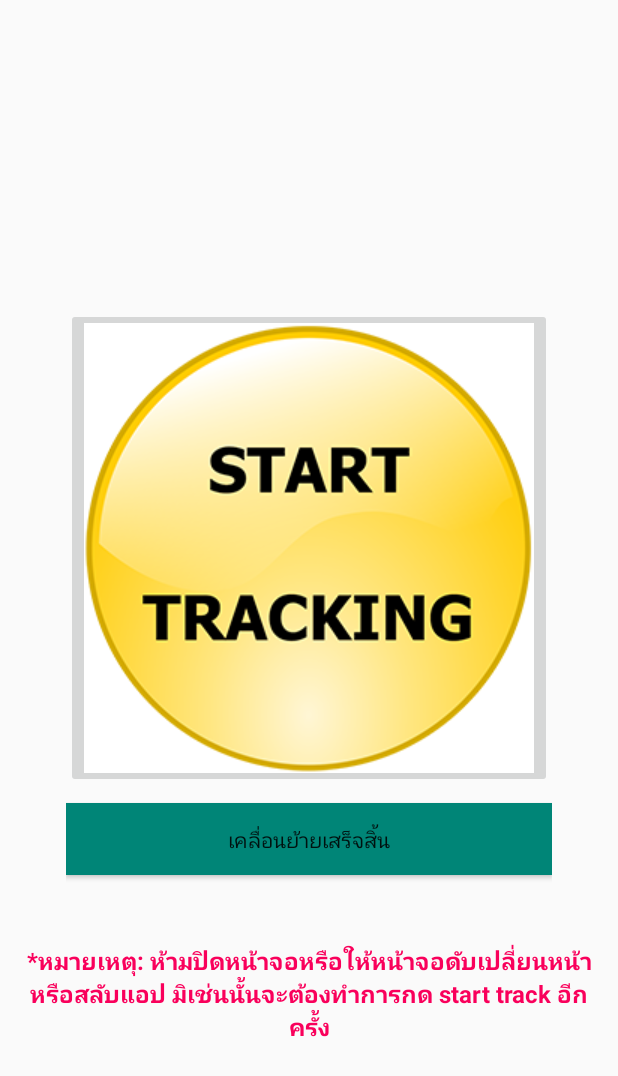
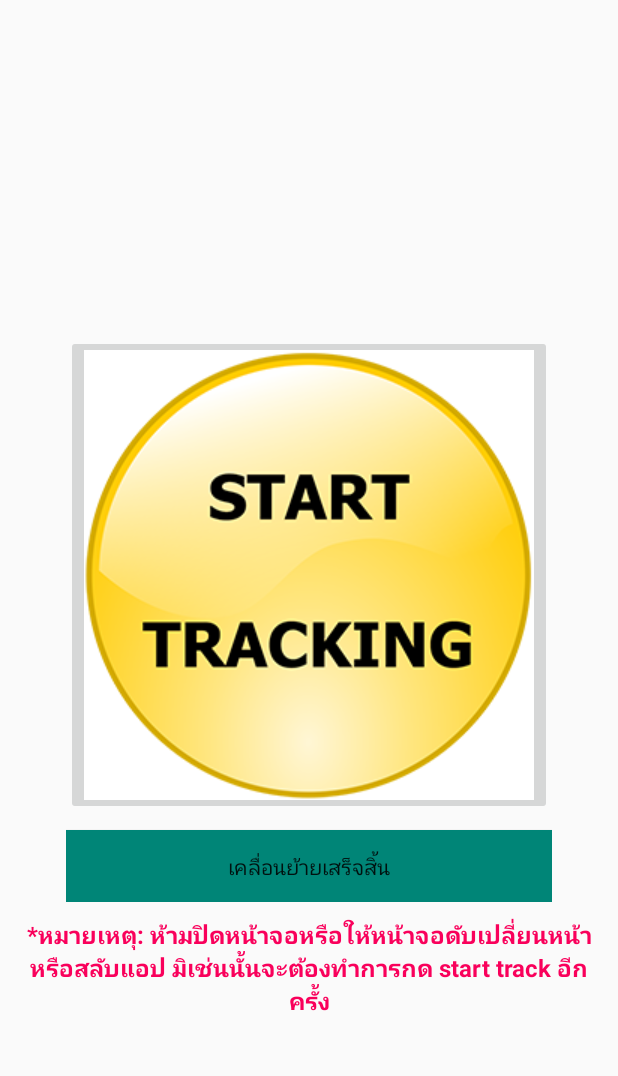
Before and after one commit to FabreCastell/491project, an Android app: the SendGps screen opened directly, with no data from a screen before it, on a phone screen of 412 x 824 dp. Shown: the top 1076 px of the screen. Run offline under Robolectric (Android 15) with nearby library versions, the phone set to English and light mode, and no system bars; our stand-ins replace Firebase (no records; nobody signed in at launch, a user with empty details on screens opened directly).

Commit message:
Fix hidden layer that push caution text away

```diff
--- a/app/src/main/res/layout/send_gps.xml
+++ b/app/src/main/res/layout/send_gps.xml
@@ -2,6 +2,7 @@
 <android.support.constraint.ConstraintLayout
     xmlns:android="http://schemas.android.com/apk/res/android"
     xmlns:app="http://schemas.android.com/apk/res-auto"
+    xmlns:tools="http://schemas.android.com/tools"
     android:layout_width="match_parent"
     android:layout_height="match_parent"
     android:orientation="vertical"
@@ -81,16 +82,6 @@
             android:paddingEnd="16dp"
             android:text="เคลื่อนย้ายเสร็จสิ้น" />
 
-        <TextView
-            android:id="@+id/txtContinueLocation"
-            android:layout_width="match_parent"
-            android:layout_height="match_parent"
-            android:layout_margin="8dp"
-            android:layout_marginStart="16dp"
-            android:gravity="center"
-            android:textColor="#000"
-            android:visibility="invisible" />
-
 
     </LinearLayout>
 
@@ -109,9 +100,19 @@
         app:layout_constraintStart_toStartOf="parent"
         app:layout_constraintTop_toBottomOf="@+id/linearLayout8" />
 
-
-
-
+    <TextView
+        android:id="@+id/txtContinueLocation"
+        android:layout_width="0dp"
+        android:layout_height="40dp"
+        android:layout_margin="8dp"
+        android:layout_marginStart="8dp"
+        android:layout_marginEnd="8dp"
+        android:gravity="center"
+        android:textColor="#000"
+        android:visibility="invisible"
+        app:layout_constraintBottom_toBottomOf="parent"
+        app:layout_constraintEnd_toEndOf="parent"
+        app:layout_constraintStart_toStartOf="parent" />
 
 
 </android.support.constraint.ConstraintLayout>
```
